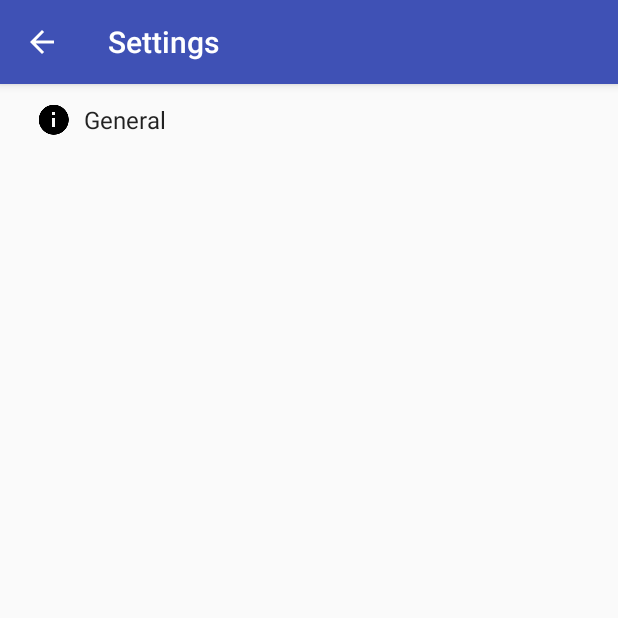
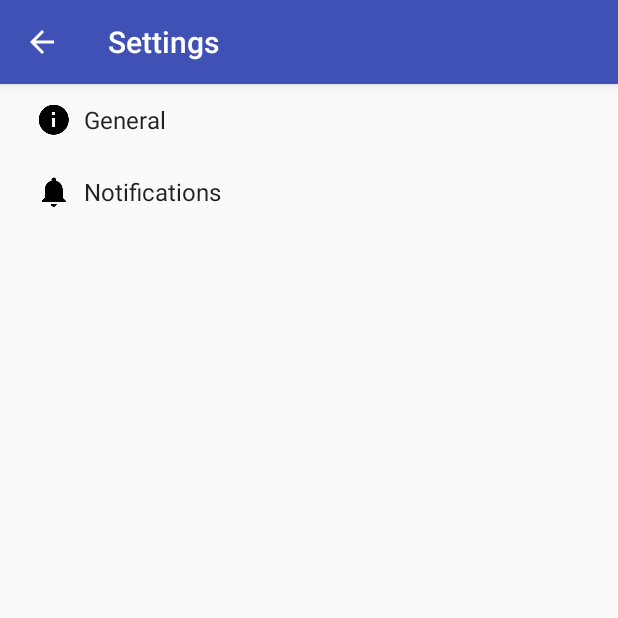
Before and after one commit to Will1229/BestRoute, an Android app: the SettingsActivity screen opened directly, with no data from a screen before it, on a phone screen of 412 x 824 dp, the top half of it. Run offline under Robolectric (Android 15) with nearby library versions, the phone set to English and light mode, and no system bars.

Commit message:
version 1.0.1. Enable customized notification.

```diff
--- a/app/build.gradle
+++ b/app/build.gradle
@@ -47,10 +47,7 @@ dependencies {
     compile fileTree(include: ['*.jar'], dir: 'libs')
     testCompile 'junit:junit:4.12'
     testCompile 'org.mockito:mockito-core:1.9.5'
-    //    compile(name: 'googleDirectionLibrary-release/googleDirectionLibrary-release', ext: 'aar')
-    // Test only begin. include external libs for googleDirectionLibrary
-    provided 'org.parceler:parceler:1.0.4'
-    // Test only end
+    provided 'org.parceler:parceler:1.0.4' // external libs for googleDirectionLibrary
     compile 'com.android.support:appcompat-v7:23.1.1'
     compile 'com.android.support:design:23.1.1'
     compile 'com.android.support:support-v4:23.1.1'
--- a/app/src/main/java/com/will/studio/bestroute/activities/MapViewActivity.java
+++ b/app/src/main/java/com/will/studio/bestroute/activities/MapViewActivity.java
@@ -131,7 +131,7 @@ public class MapViewActivity extends AppCompatActivity implements OnMapReadyCall
         googleMap.getUiSettings().setZoomControlsEnabled(false);
         googleMap.getUiSettings().setCompassEnabled(true);
         Boolean showTraffic = PreferenceManager.getDefaultSharedPreferences(this).getBoolean
-                ("traffic_switch", true);
+                (getString(R.string.pref_key_show_traffic), true);
         googleMap.setTrafficEnabled(showTraffic);
 
         if (ActivityCompat.checkSelfPermission(this, Manifest.permission.ACCESS_FINE_LOCATION) !=
--- a/app/src/main/java/com/will/studio/bestroute/activities/NewItemActivity.java
+++ b/app/src/main/java/com/will/studio/bestroute/activities/NewItemActivity.java
@@ -71,7 +71,7 @@ public class NewItemActivity extends AppCompatActivity {
 
     @Override
     public boolean onCreateOptionsMenu(Menu menu) {
-        getMenuInflater().inflate(R.menu.new_item, menu);
+        getMenuInflater().inflate(R.menu.new_item_menu, menu);
         return true;
     }
 
--- a/app/src/main/java/com/will/studio/bestroute/main/AboutFragment.java
+++ b/app/src/main/java/com/will/studio/bestroute/main/AboutFragment.java
@@ -28,7 +28,8 @@ public class AboutFragment extends DialogFragment {
     @Override
     public Dialog onCreateDialog(Bundle savedInstanceState) {
         Dialog dialog = super.onCreateDialog(savedInstanceState);
-        dialog.setTitle(this.getString(R.string.app_name));
+        dialog.setTitle(this.getString(R.string.app_name) + " " + this.getString(R.string
+                .app_version));
         return dialog;
     }
 }
--- a/app/src/main/res/layout/fragment_about.xml
+++ b/app/src/main/res/layout/fragment_about.xml
@@ -14,7 +14,7 @@
         android:layout_marginTop="20dp"
         android:autoLink="all"
         android:linksClickable="true"
-        android:text="Version: 1.0\n- This is a trial version.\n- Only 2500 direction request can be made per day\n- Only 3 route plans can be created"
+        android:text="Limitations (because we are free):\n- Only 2500 direction request can be made per day\n- Only 3 route plans can be created"
         android:textAppearance="?android:attr/textAppearanceSmall"/>
 
 
--- a/app/src/main/res/values/strings.xml
+++ b/app/src/main/res/values/strings.xml
@@ -1,5 +1,6 @@
 <resources>
     <string name="app_name">Best Route</string>
+    <string name="app_version">1.0.1</string>
 
     <string name="navigation_drawer_open">Open navigation drawer</string>
     <string name="navigation_drawer_close">Close navigation drawer</string>
@@ -85,6 +86,7 @@
     <string name="pref_title_show_traffic">Traffic</string>
     <string name="pref_description_show_traffic">Show real time traffic situation on route
         map</string>
+    <string name="pref_key_show_traffic">show_traffic</string>
 
     <string name="pref_title_social_recommendations">Enable social recommendations</string>
     <string name="pref_description_social_recommendations">Recommendations for people to contact
@@ -131,13 +133,16 @@
 
     <!-- Example settings for Notifications -->
     <string name="pref_header_notifications">Notifications</string>
-
     <string name="pref_title_new_message_notifications">New message notifications</string>
+    <string name="pref_key_new_message_notifications">notifications_new_message</string>
 
     <string name="pref_title_ringtone">Ringtone</string>
+    <string name="pref_key_ringtone">notifications_ringtone</string>
     <string name="pref_ringtone_silent">Silent</string>
+    <string name="pref_ringtone_default">content://settings/system/notification_sound</string>
 
     <string name="pref_title_vibrate">Vibrate</string>
+    <string name="pref_key_vibrate">notifications_vibrate</string>
     <string name="title_activity_new_item">NewItemActivity</string>
 
     <!-- TODO: Remove or change this placeholder text -->
--- a/app/src/main/res/xml/pref_general.xml
+++ b/app/src/main/res/xml/pref_general.xml
@@ -2,7 +2,7 @@
 
     <SwitchPreference
         android:defaultValue="true"
-        android:key="traffic_switch"
+        android:key="@string/pref_key_show_traffic"
         android:summary="@string/pref_description_show_traffic"
         android:title="@string/pref_title_show_traffic"/>
 
--- a/app/src/main/res/xml/pref_headers.xml
+++ b/app/src/main/res/xml/pref_headers.xml
@@ -7,10 +7,10 @@
         android:icon="@drawable/ic_info_black_24dp"
         android:title="@string/pref_header_general"/>
 
-    <!--<header-->
-    <!--android:fragment="com.will.studio.bestroute.activities.SettingsActivity$NotificationPreferenceFragment"-->
-    <!--android:icon="@drawable/ic_notifications_black_24dp"-->
-    <!--android:title="@string/pref_header_notifications" />-->
+    <header
+    android:fragment="com.will.studio.bestroute.activities.SettingsActivity$NotificationPreferenceFragment"
+    android:icon="@drawable/ic_notifications_black_24dp"
+    android:title="@string/pref_header_notifications" />
 
     <!--<header-->
     <!--android:fragment="com.will.studio.bestroute.activities.SettingsActivity$DataSyncPreferenceFragment"-->
--- a/app/src/main/res/xml/pref_notification.xml
+++ b/app/src/main/res/xml/pref_notification.xml
@@ -4,24 +4,24 @@
          when checked/unchecked. -->
     <SwitchPreference
         android:defaultValue="true"
-        android:key="notifications_new_message"
-        android:title="@string/pref_title_new_message_notifications" />
+        android:key="@string/pref_key_new_message_notifications"
+        android:title="@string/pref_title_new_message_notifications"/>
 
     <!-- Allows the user to choose a ringtone in the 'notification' category. -->
     <!-- NOTE: This preference will be enabled only when the checkbox above is checked. -->
     <!-- NOTE: RingtonePreference's summary should be set to its value by the activity code. -->
     <RingtonePreference
-        android:defaultValue="content://settings/system/notification_sound"
+        android:defaultValue="@string/pref_ringtone_default"
         android:dependency="notifications_new_message"
-        android:key="notifications_new_message_ringtone"
+        android:key="@string/pref_key_ringtone"
         android:ringtoneType="notification"
-        android:title="@string/pref_title_ringtone" />
+        android:title="@string/pref_title_ringtone"/>
 
     <!-- NOTE: This preference will be enabled only when the checkbox above is checked. -->
     <SwitchPreference
-        android:defaultValue="true"
+        android:defaultValue="false"
         android:dependency="notifications_new_message"
-        android:key="notifications_new_message_vibrate"
-        android:title="@string/pref_title_vibrate" />
+        android:key="@string/pref_key_vibrate"
+        android:title="@string/pref_title_vibrate"/>
 
 </PreferenceScreen>
```
Also changed, not shown: app/src/main/AndroidManifest.xml (+9 -2 lines), app/src/main/java/com/will/studio/bestroute/activities/SettingsActivity.java (+14 -2 lines), app/src/main/java/com/will/studio/bestroute/main/RouteNotificationBuilder.java (+18 -4 lines), app/src/main/res/menu/new_item_menu.xml (renamed from app/src/main/res/menu/new_item.xml).
